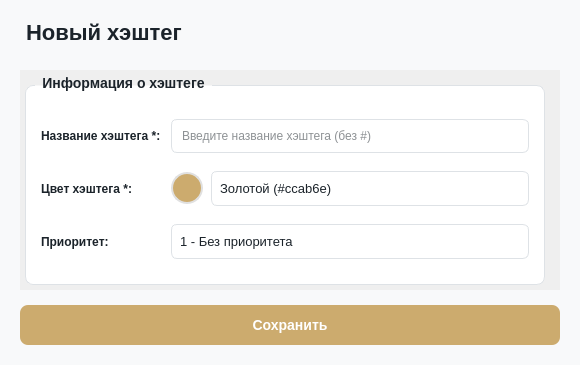
Old version of the form client/ui/system/tags/tag_dialog.ui in the repository lerakaplich/Documents.
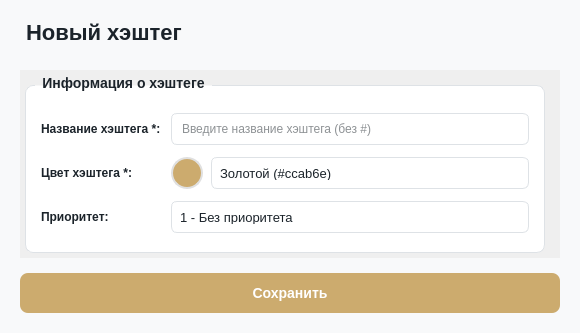
New version of the form.

What changed in the file:
```diff
--- a/client/ui/system/tags/tag_dialog.ui
+++ b/client/ui/system/tags/tag_dialog.ui
@@ -7,13 +7,13 @@
     <x>0</x>
     <y>0</y>
     <width>580</width>
-    <height>365</height>
+    <height>333</height>
    </rect>
   </property>
   <property name="minimumSize">
    <size>
     <width>0</width>
-    <height>365</height>
+    <height>333</height>
    </size>
   </property>
   <property name="maximumSize">
@@ -30,7 +30,75 @@
 QDialog {
     background-color: #f8f9fa;
 }
-</string>
+QScrollBar::vertical {
+    background: #F5F5F5;
+    width: 8px;
+    border-radius: 4px;
+    margin: 0px;
+    border: none;
+}
+
+QScrollBar::handle:vertical {
+    background: #C1C1C1;
+    border-radius: 4px;
+    min-height: 20px;
+}
+
+QScrollBar::handle:vertical:hover {
+    background: #A0A0A0;
+}
+
+QScrollBar::handle:vertical:pressed {
+    background: #888888;
+}
+
+QScrollBar::add-line:vertical,
+QScrollBar::sub-line:vertical {
+    border: none;
+    background: none;
+    width: 0px;
+    height: 0px;
+}
+
+QScrollBar::add-page:vertical,
+QScrollBar::sub-page:vertical {
+    background: none;
+}
+
+QScrollBar:horizontal {
+    border: none;
+    background: #F5F5F5;
+    height: 8px;
+    margin: 0px;
+    border-radius: 4px;
+}
+
+QScrollBar::handle:horizontal {
+    background: #C1C1C1;
+    border-radius: 4px;
+    min-width: 20px;
+}
+
+QScrollBar::handle:horizontal:hover {
+    background: #A0A0A0;
+}
+
+QScrollBar::handle:horizontal:pressed {
+    background: #888888;
+}
+
+QScrollBar::add-line:horizontal,
+QScrollBar::sub-line:horizontal {
+    border: none;
+    background: none;
+    width: 0px;
+    height: 0px;
+}
+
+QScrollBar::add-page:horizontal,
+QScrollBar::sub-page:horizontal {
+    background: none;
+}</string>
   </property>
   <layout class="QVBoxLayout" name="mainLayout">
    <property name="spacing">
@@ -100,7 +168,7 @@
         <x>0</x>
         <y>0</y>
         <width>540</width>
-        <height>213</height>
+        <height>181</height>
        </rect>
       </property>
       <layout class="QVBoxLayout" name="scrollLayout">
@@ -157,8 +225,46 @@
           <property name="spacing">
            <number>10</number>
           </property>
+          <item row="0" column="0">
+           <widget class="QLabel" name="labelName">
+            <property name="minimumSize">
+             <size>
+              <width>120</width>
+              <height>0</height>
+             </size>
+            </property>
+            <property name="styleSheet">
+             <string>color: #1B232A; font-weight: 500;</string>
+            </property>
+            <property name="text">
+             <string>Название хэштега *:</string>
+            </property>
+           </widget>
+          </item>
+          <item row="2" column="0">
+           <widget class="QLabel" name="labelPriority">
+            <property name="styleSheet">
+             <string>color: #1B232A; font-weight: 500;</string>
+            </property>
+            <property name="text">
+             <string>Приоритет:</string>
+            </property>
+           </widget>
+          </item>
           <item row="0" column="1">
            <widget class="QLineEdit" name="lineEditName">
+            <property name="minimumSize">
+             <size>
+              <width>0</width>
+              <height>32</height>
+             </size>
+            </property>
+            <property name="maximumSize">
+             <size>
+              <width>16777215</width>
+              <height>32</height>
+             </size>
+            </property>
             <property name="styleSheet">
              <string>border: 1px solid #dee2e6; border-radius: 6px; padding: 8px; background-color: white; color: #1B232A;</string>
             </property>
@@ -167,18 +273,42 @@
             </property>
            </widget>
           </item>
-          <item row="2" column="0">
-           <widget class="QLabel" name="labelPriority">
+          <item row="1" column="0">
+           <widget class="QLabel" name="labelColor">
+            <property name="minimumSize">
+             <size>
+              <width>0</width>
+              <height>32</height>
+             </size>
+            </property>
+            <property name="maximumSize">
+             <size>
+              <width>16777215</width>
+              <height>32</height>
+             </size>
+            </property>
             <property name="styleSheet">
              <string>color: #1B232A; font-weight: 500;</string>
             </property>
             <property name="text">
-             <string>Приоритет:</string>
+             <string>Цвет хэштега *:</string>
             </property>
            </widget>
           </item>
           <item row="2" column="1">
            <widget class="QComboBox" name="comboBoxPriority">
+            <property name="minimumSize">
+             <size>
+              <width>0</width>
+              <height>32</height>
+             </size>
+            </property>
+            <property name="maximumSize">
+             <size>
+              <width>16777215</width>
+              <height>32</height>
+             </size>
+            </property>
             <property name="toolTip">
              <string>Выберите приоритет хэштега</string>
             </property>
@@ -260,37 +390,14 @@
             </item>
            </widget>
           </item>
-          <item row="1" column="0">
-           <widget class="QLabel" name="labelColor">
-            <property name="styleSheet">
-             <string>color: #1B232A; font-weight: 500;</string>
-            </property>
-            <property name="text">
-             <string>Цвет хэштега *:</string>
-            </property>
-           </widget>
-          </item>
-          <item row="0" column="0">
-           <widget class="QLabel" name="labelName">
-            <property name="minimumSize">
-             <size>
-              <width>120</width>
-              <height>0</height>
-             </size>
-            </property>
-            <property name="styleSheet">
-             <string>color: #1B232A; font-weight: 500;</string>
-            </property>
-            <property name="text">
-             <string>Название хэштега *:</string>
-            </property>
-           </widget>
-          </item>
           <item row="1" column="1">
            <layout class="QHBoxLayout" name="colorSelectionLayout">
             <property name="spacing">
              <number>8</number>
             </property>
+            <property name="sizeConstraint">
+             <enum>QLayout::SizeConstraint::SetFixedSize</enum>
+            </property>
             <item>
              <widget class="QFrame" name="colorIndicator">
               <property name="minimumSize">
@@ -333,6 +440,18 @@
             </item>
             <item>
              <widget class="QComboBox" name="comboBoxColor">
+              <property name="minimumSize">
+               <size>
+                <width>200</width>
+                <height>32</height>
+               </size>
+              </property>
+              <property name="maximumSize">
+               <size>
+                <width>16777215</width>
+                <height>32</height>
+               </size>
+              </property>
               <property name="styleSheet">
                <string notr="true">QComboBox {
     border: 1px solid #dee2e6;
```
